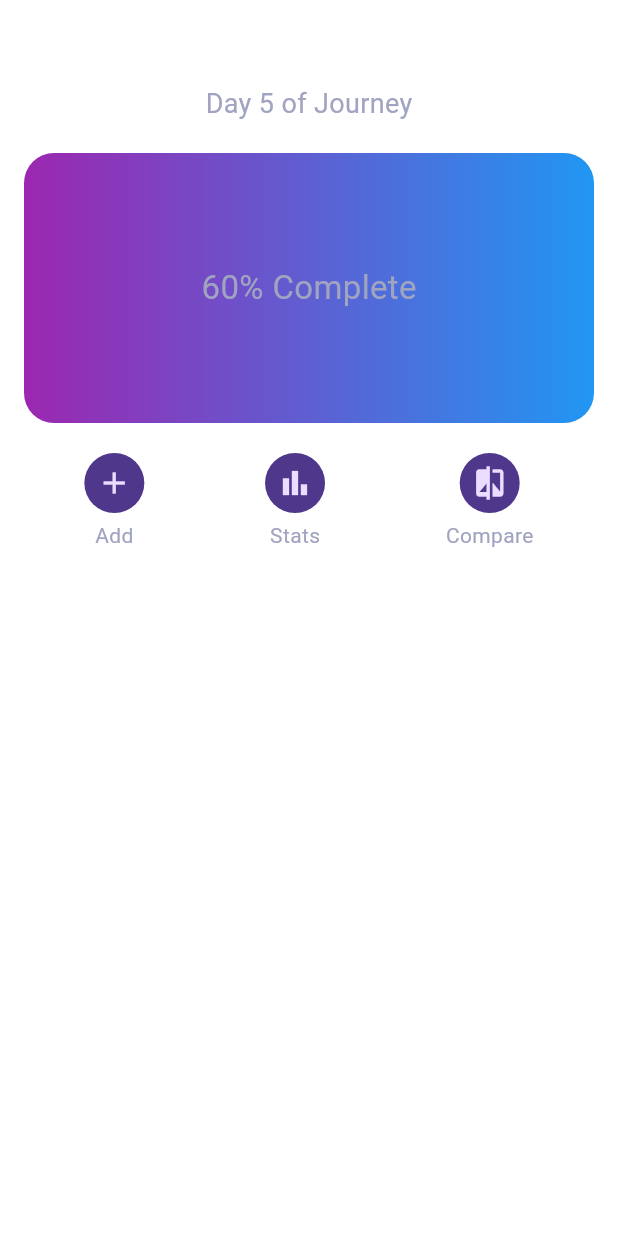
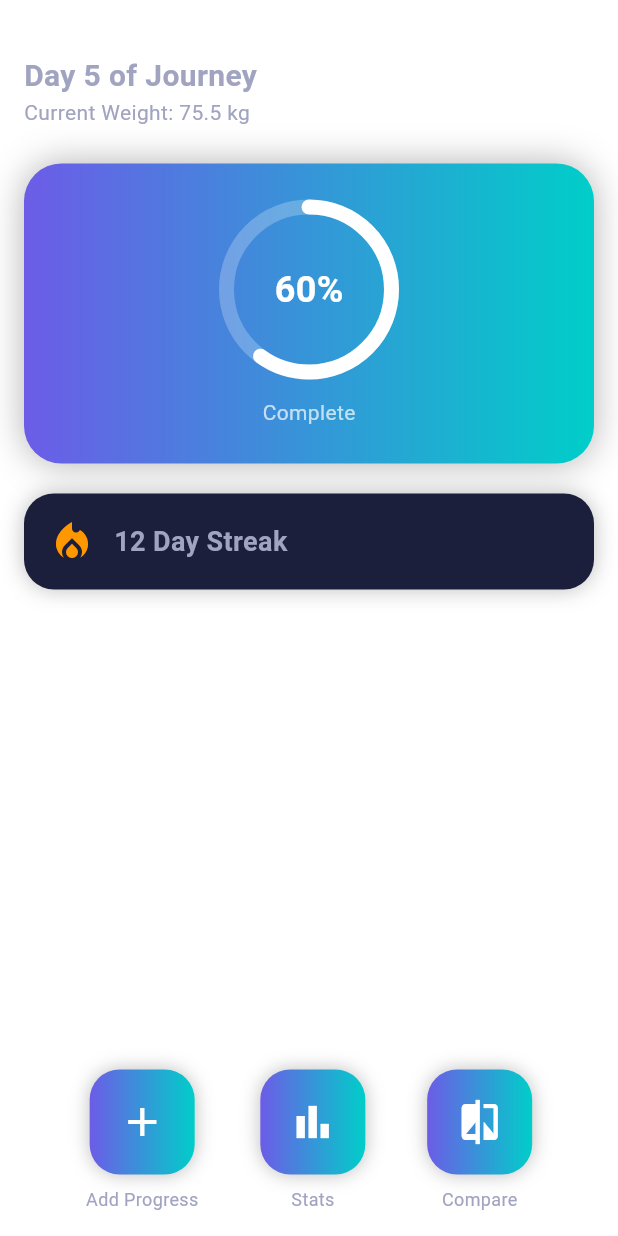
Before and after one commit to mdharis090/3DSmartTrainerMod, a Flutter app: the DashboardScreen screen opened by its route, on a phone screen of 412 x 824 dp. Run offline on Flutter 3.47's test engine with Material 3 defaults, Android fonts, the phone set to English and light mode, and no system bars; drawn by our look-alikes of percent_indicator; our stand-ins replace connectivity_plus, dio, flutter_riverpod, flutter_secure_storage, get_it, go_router and 2 more; accounts and stored records are empty; Roboto replaces fonts that are missing (Poppins).

Commit message:
dashborde

```diff
--- /dev/null
+++ b/lib/features/dashborad/controller/dashbord_provider_screen.dart
@@ -0,0 +1,22 @@
+import 'package:flutter_riverpod/legacy.dart';
+import 'package:transformationtracker/features/dashborad/controller/dashbord_state.dart';
+final appProvider = StateNotifierProvider<AppProvider, AppState>((ref) {
+  return AppProvider();
+});
+class AppProvider extends StateNotifier<AppState> {
+  AppProvider()
+      : super(AppState(
+          daysSinceStartValue: 5,
+          currentWeightValue: 75.5,
+          progressPercentValue: 0.6,
+          streakValue: 12,
+        ));
+
+  void updateProgress(double weight, double percent, int streak) {
+    state = state.copyWith(
+      currentWeightValue: weight,
+      progressPercentValue: percent,
+      streakValue: streak,
+    );
+  }
+}
--- /dev/null
+++ b/lib/features/dashborad/controller/dashbord_state.dart
@@ -0,0 +1,27 @@
+class AppState {
+  final int daysSinceStartValue;
+  final double currentWeightValue;
+  final double progressPercentValue;
+  final int streakValue;
+
+  AppState({
+    required this.daysSinceStartValue,
+    required this.currentWeightValue,
+    required this.progressPercentValue,
+    required this.streakValue,
+  });
+
+  AppState copyWith({
+    int? daysSinceStartValue,
+    double? currentWeightValue,
+    double? progressPercentValue,
+    int? streakValue,
+  }) {
+    return AppState(
+      daysSinceStartValue: daysSinceStartValue ?? this.daysSinceStartValue,
+      currentWeightValue: currentWeightValue ?? this.currentWeightValue,
+      progressPercentValue: progressPercentValue ?? this.progressPercentValue,
+      streakValue: streakValue ?? this.streakValue,
+    );
+  }
+}
--- a/lib/features/dashborad/view/dashborad_screen.dart
+++ b/lib/features/dashborad/view/dashborad_screen.dart
@@ -1,64 +1,181 @@
+// import 'package:flutter/material.dart';
+
+// class DashboardScreen extends StatelessWidget {
+//   const DashboardScreen({super.key});
+
+//   @override
+//   Widget build(BuildContext context) {
+//     return Scaffold(
+//       body: Padding(
+//         padding: const EdgeInsets.all(16),
+//         child: Column(
+//           children: [
+
+//             const SizedBox(height: 40),
+
+//             const Text("Day 5 of Journey",
+//                 style: TextStyle(fontSize: 18)),
+
+//             const SizedBox(height: 20),
+
+//             _progressCard(),
+
+//             const SizedBox(height: 20),
+
+//             Row(
+//               mainAxisAlignment: MainAxisAlignment.spaceAround,
+//               children: [
+//                 _actionBtn(Icons.add, "Add"),
+//                 _actionBtn(Icons.bar_chart, "Stats"),
+//                 _actionBtn(Icons.compare, "Compare"),
+//               ],
+//             ),
+//           ],
+//         ),
+//       ),
+//     );
+//   }
+
+//   Widget _progressCard() {
+//     return Container(
+//       height: 180,
+//       width: double.infinity,
+//       decoration: BoxDecoration(
+//         borderRadius: BorderRadius.circular(20),
+//         gradient: const LinearGradient(
+//           colors: [Colors.purple, Colors.blue],
+//         ),
+//       ),
+//       child: const Center(
+//         child: Text("60% Complete", style: TextStyle(fontSize: 22)),
+//       ),
+//     );
+//   }
+
+//   Widget _actionBtn(IconData icon, String label) {
+//     return Column(
+//       children: [
+//         CircleAvatar(child: Icon(icon)),
+//         const SizedBox(height: 5),
+//         Text(label)
+//       ],
+//     );
+//   }
+// }
 import 'package:flutter/material.dart';
+import 'package:flutter_riverpod/flutter_riverpod.dart';
+import 'package:percent_indicator/percent_indicator.dart';
+import 'package:transformationtracker/core/constants/app_color.dart';
+import 'package:transformationtracker/features/add_progress/view/add_progress_screen.dart';
+import 'package:transformationtracker/features/compare/view/compare_screen.dart';
+import 'package:transformationtracker/features/dashborad/controller/dashbord_provider_screen.dart';
 
-class DashboardScreen extends StatelessWidget {
+import 'package:transformationtracker/features/dashborad/controller/dashbord_state.dart';
+import 'package:transformationtracker/features/stats/view/stats_screen.dart';
+
+
+
+class DashboardScreen extends ConsumerWidget {
   const DashboardScreen({super.key});
 
   @override
-  Widget build(BuildContext context) {
+  Widget build(BuildContext context,WidgetRef ref) {
+   final state = ref.watch(appProvider);
     return Scaffold(
-      body: Padding(
-        padding: const EdgeInsets.all(16),
-        child: Column(
-          children: [
-
-            const SizedBox(height: 40),
-
-            const Text("Day 5 of Journey",
-                style: TextStyle(fontSize: 18)),
-
-            const SizedBox(height: 20),
-
-            _progressCard(),
-
-            const SizedBox(height: 20),
-
-            Row(
-              mainAxisAlignment: MainAxisAlignment.spaceAround,
-              children: [
-                _actionBtn(Icons.add, "Add"),
-                _actionBtn(Icons.bar_chart, "Stats"),
-                _actionBtn(Icons.compare, "Compare"),
-              ],
-            ),
-          ],
+      body: SafeArea(
+        child: Padding(
+          padding: const EdgeInsets.all(16),
+          child: Column(
+            crossAxisAlignment: CrossAxisAlignment.start,
+            children: [
+              const SizedBox(height: 20),
+              Text("Day ${state.daysSinceStartValue} of Journey", style: const TextStyle(fontSize: 20, fontWeight: FontWeight.bold)),
+              Text("Current Weight: ${state.currentWeightValue.toStringAsFixed(1)} kg", style: const TextStyle(color: AppColors.textSecondary)),
+              const SizedBox(height: 24),
+              _progressCard(state),
+              const SizedBox(height: 20),
+              _streakCard(state.streakValue),
+              const Spacer(),
+              Row(
+                mainAxisAlignment: MainAxisAlignment.spaceEvenly,
+                children: [
+                  _actionButton(context, Icons.add, "Add Progress", () => Navigator.push(context, MaterialPageRoute(builder: (_) => const AddProgressScreen()))),
+                  _actionButton(context, Icons.bar_chart, "Stats", () => Navigator.push(context, MaterialPageRoute(builder: (_) => const StatsScreen()))),
+                  _actionButton(context, Icons.compare, "Compare", () => Navigator.push(context, MaterialPageRoute(builder: (_) => const CompareScreen()))),
+                ],
+              ),
+            ],
+          ),
         ),
       ),
     );
   }
 
-  Widget _progressCard() {
+  Widget _progressCard(AppState state) {
     return Container(
-      height: 180,
+      height: 200,
       width: double.infinity,
       decoration: BoxDecoration(
-        borderRadius: BorderRadius.circular(20),
-        gradient: const LinearGradient(
-          colors: [Colors.purple, Colors.blue],
-        ),
+        gradient: const LinearGradient(colors: [AppColors.gradientStart, AppColors.gradientEnd]),
+        borderRadius: BorderRadius.circular(25),
+        boxShadow: [BoxShadow(color: Colors.black.withOpacity(0.3), blurRadius: 20)],
       ),
-      child: const Center(
-        child: Text("60% Complete", style: TextStyle(fontSize: 22)),
+      child: Column(
+        mainAxisAlignment: MainAxisAlignment.center,
+        children: [
+          CircularPercentIndicator(
+            radius: 60,
+            lineWidth: 10,
+            percent: state.progressPercentValue,
+            center: Text("${(state.progressPercentValue * 100).toInt()}%", style: const TextStyle(fontSize: 24, fontWeight: FontWeight.bold, color: Colors.white)),
+            progressColor: Colors.white,
+            backgroundColor: Colors.white24,
+            circularStrokeCap: CircularStrokeCap.round,
+          ),
+          const SizedBox(height: 12),
+          const Text("Complete", style: TextStyle(color: Colors.white70)),
+        ],
       ),
     );
   }
 
-  Widget _actionBtn(IconData icon, String label) {
-    return Column(
-      children: [
-        CircleAvatar(child: Icon(icon)),
-        const SizedBox(height: 5),
-        Text(label)
-      ],
+  Widget _streakCard(int streak) {
+    return Container(
+      padding: const EdgeInsets.all(16),
+      decoration: BoxDecoration(
+        color: const Color(0xFF1B1F3B),
+        borderRadius: BorderRadius.circular(20),
+        boxShadow: [BoxShadow(color: Colors.black26, blurRadius: 12)],
+      ),
+      child: Row(
+        children: [
+          const Icon(Icons.local_fire_department, color: Colors.orange, size: 32),
+          const SizedBox(width: 12),
+          Text("$streak Day Streak", style: const TextStyle(fontSize: 18, fontWeight: FontWeight.bold)),
+        ],
+      ),
+    );
+  }
+
+  Widget _actionButton(BuildContext context, IconData icon, String label, VoidCallback onTap) {
+    return GestureDetector(
+      onTap: onTap,
+      child: Column(
+        children: [
+          Container(
+            width: 70,
+            height: 70,
+            decoration: BoxDecoration(
+              gradient: const LinearGradient(colors: [AppColors.primary, AppColors.secondary]),
+              borderRadius: BorderRadius.circular(20),
+              boxShadow: [BoxShadow(color: Colors.black26, blurRadius: 10)],
+            ),
+            child: Icon(icon, color: Colors.white, size: 32),
+          ),
+          const SizedBox(height: 8),
+          Text(label, style: const TextStyle(fontSize: 12)),
+        ],
+      ),
     );
   }
 }
--- a/lib/features/profile_setup/view/profile_screen.dart
+++ b/lib/features/profile_setup/view/profile_screen.dart
@@ -1,10 +1,7 @@
-
-
 import 'package:flutter/material.dart';
 import 'package:flutter_riverpod/flutter_riverpod.dart';
 import 'package:go_router/go_router.dart';
 import 'package:transformationtracker/core/constants/app_color.dart';
-import 'package:transformationtracker/features/dashborad/view/dashborad_screen.dart';
 import 'package:transformationtracker/features/profile_setup/controller/on_profile_provider.dart';
 import 'package:transformationtracker/features/profile_setup/model/user_profile.dart';
 
@@ -180,13 +177,7 @@ class _ProfileSetupScreenState extends ConsumerState<ProfileSetupScreen> {
       );
 
       ref.read(userProfileProvider.notifier).saveProfile(profile);
-       context.pushNamed('Dashborad');
-      // Navigator.pushReplacement(
-      //   context,
-      //   MaterialPageRoute(
-      //     builder: (_) => const DashboardScreen(),
-      //   ),
-      //);
+        context.push('/dashborad');
     }
   }
 }
```
